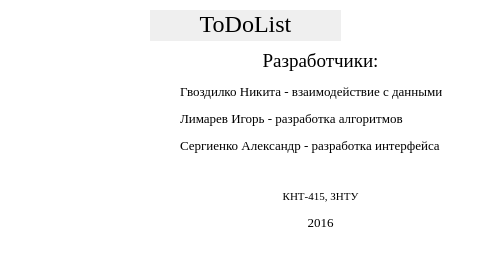
Qt form aboutwindow.ui (Normandez/ToDoList) before a commit.
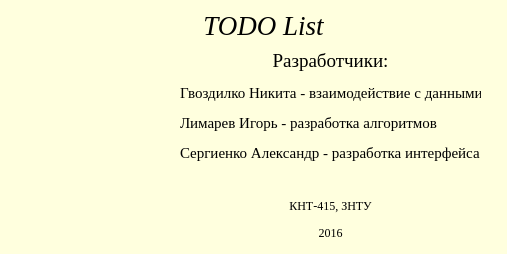
The same form after that commit. Icons and pictures are not drawn.

What changed in the file:
```diff
--- a/aboutwindow.ui
+++ b/aboutwindow.ui
@@ -6,38 +6,56 @@
    <rect>
     <x>0</x>
     <y>0</y>
-    <width>480</width>
+    <width>507</width>
     <height>254</height>
    </rect>
   </property>
+  <property name="minimumSize">
+   <size>
+    <width>507</width>
+    <height>254</height>
+   </size>
+  </property>
+  <property name="maximumSize">
+   <size>
+    <width>507</width>
+    <height>254</height>
+   </size>
+  </property>
   <property name="autoFillBackground">
    <bool>false</bool>
   </property>
   <property name="styleSheet">
    <string notr="true">QDialog{
-background-color: rgb(255, 255, 255);
+background-color: rgb(255, 255, 222);
 }</string>
   </property>
   <widget class="QLabel" name="label">
    <property name="geometry">
     <rect>
-     <x>150</x>
+     <x>198</x>
      <y>10</y>
-     <width>191</width>
+     <width>131</width>
      <height>31</height>
     </rect>
    </property>
    <property name="font">
     <font>
      <family>Times New Roman</family>
-     <pointsize>16</pointsize>
+     <pointsize>5</pointsize>
+     <italic>false</italic>
     </font>
    </property>
    <property name="autoFillBackground">
-    <bool>true</bool>
+    <bool>false</bool>
+   </property>
+   <property name="styleSheet">
+    <string notr="true">QLabel{
+background-color: rgb(255, 255, 222);
+}</string>
    </property>
    <property name="text">
-    <string>&lt;html&gt;&lt;head/&gt;&lt;body&gt;&lt;p&gt;&lt;span style=&quot; font-size:18pt;&quot;&gt;ToDoList&lt;/span&gt;&lt;/p&gt;&lt;/body&gt;&lt;/html&gt;</string>
+    <string>&lt;html&gt;&lt;head/&gt;&lt;body&gt;&lt;p&gt;&lt;span style=&quot; font-size:20pt; font-style:italic;&quot;&gt;TODO List&lt;/span&gt;&lt;/p&gt;&lt;/body&gt;&lt;/html&gt;</string>
    </property>
    <property name="alignment">
     <set>Qt::AlignHCenter|Qt::AlignTop</set>
@@ -67,7 +85,7 @@
     <rect>
      <x>180</x>
      <y>50</y>
-     <width>281</width>
+     <width>301</width>
      <height>191</height>
     </rect>
    </property>
@@ -82,12 +100,12 @@
 p, li { white-space: pre-wrap; }
 &lt;/style&gt;&lt;/head&gt;&lt;body style=&quot; font-family:'Times New Roman'; font-size:8pt; font-weight:400; font-style:normal;&quot;&gt;
 &lt;p align=&quot;center&quot; style=&quot; margin-top:12px; margin-bottom:12px; margin-left:0px; margin-right:0px; -qt-block-indent:0; text-indent:0px;&quot;&gt;&lt;span style=&quot; font-size:14pt;&quot;&gt;Разработчики:&lt;/span&gt;&lt;/p&gt;
-&lt;p style=&quot; margin-top:12px; margin-bottom:12px; margin-left:0px; margin-right:0px; -qt-block-indent:0; text-indent:0px;&quot;&gt;&lt;span style=&quot; font-size:10pt;&quot;&gt;Гвоздилко Никита - взаимодействие с данными&lt;/span&gt;&lt;/p&gt;
-&lt;p style=&quot; margin-top:12px; margin-bottom:12px; margin-left:0px; margin-right:0px; -qt-block-indent:0; text-indent:0px;&quot;&gt;&lt;span style=&quot; font-size:10pt;&quot;&gt;Лимарев Игорь - разработка алгоритмов&lt;/span&gt;&lt;/p&gt;
-&lt;p style=&quot; margin-top:12px; margin-bottom:12px; margin-left:0px; margin-right:0px; -qt-block-indent:0; text-indent:0px;&quot;&gt;&lt;span style=&quot; font-size:10pt;&quot;&gt;Сергиенко Александр - разработка интерфейса&lt;/span&gt;&lt;/p&gt;
+&lt;p style=&quot; margin-top:12px; margin-bottom:12px; margin-left:0px; margin-right:0px; -qt-block-indent:0; text-indent:0px;&quot;&gt;&lt;span style=&quot; font-size:11pt;&quot;&gt;Гвоздилко Никита - взаимодействие с данными&lt;/span&gt;&lt;/p&gt;
+&lt;p style=&quot; margin-top:12px; margin-bottom:12px; margin-left:0px; margin-right:0px; -qt-block-indent:0; text-indent:0px;&quot;&gt;&lt;span style=&quot; font-size:11pt;&quot;&gt;Лимарев Игорь - разработка алгоритмов&lt;/span&gt;&lt;/p&gt;
+&lt;p style=&quot; margin-top:12px; margin-bottom:12px; margin-left:0px; margin-right:0px; -qt-block-indent:0; text-indent:0px;&quot;&gt;&lt;span style=&quot; font-size:11pt;&quot;&gt;Сергиенко Александр - разработка интерфейса&lt;/span&gt;&lt;/p&gt;
 &lt;p align=&quot;center&quot; style=&quot;-qt-paragraph-type:empty; margin-top:12px; margin-bottom:12px; margin-left:0px; margin-right:0px; -qt-block-indent:0; text-indent:0px;&quot;&gt;&lt;br /&gt;&lt;/p&gt;
-&lt;p align=&quot;center&quot; style=&quot; margin-top:12px; margin-bottom:12px; margin-left:0px; margin-right:0px; -qt-block-indent:0; text-indent:0px;&quot;&gt;КНТ-415, ЗНТУ&lt;/p&gt;
-&lt;p align=&quot;center&quot; style=&quot; margin-top:12px; margin-bottom:12px; margin-left:0px; margin-right:0px; -qt-block-indent:0; text-indent:0px;&quot;&gt;&lt;span style=&quot; font-size:10pt;&quot;&gt;2016&lt;br /&gt;&lt;/span&gt;&lt;/p&gt;&lt;/body&gt;&lt;/html&gt;</string>
+&lt;p align=&quot;center&quot; style=&quot; margin-top:12px; margin-bottom:12px; margin-left:0px; margin-right:0px; -qt-block-indent:0; text-indent:0px;&quot;&gt;&lt;span style=&quot; font-size:9pt;&quot;&gt;КНТ-415, ЗНТУ&lt;/span&gt;&lt;/p&gt;
+&lt;p align=&quot;center&quot; style=&quot; margin-top:12px; margin-bottom:12px; margin-left:0px; margin-right:0px; -qt-block-indent:0; text-indent:0px;&quot;&gt;&lt;span style=&quot; font-size:9pt;&quot;&gt;2016&lt;/span&gt;&lt;span style=&quot; font-size:10pt;&quot;&gt;&lt;br /&gt;&lt;/span&gt;&lt;/p&gt;&lt;/body&gt;&lt;/html&gt;</string>
    </property>
   </widget>
  </widget>
```
